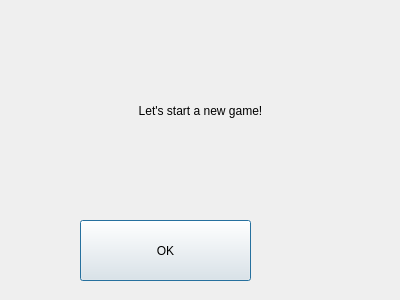
Above: startgamedialog.ui from NickinAction/Minesweeper before the change. Below: the same form after it.
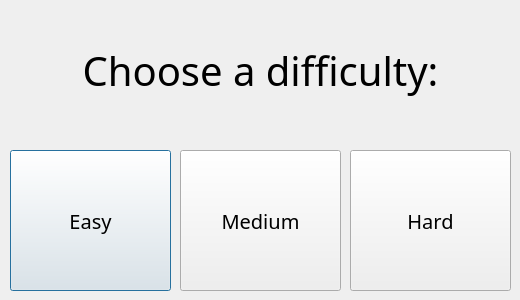
That is the form after the change.

Commit message: added "choose  difficulty"

Diff of the .ui file:
```diff
--- a/startgamedialog.ui
+++ b/startgamedialog.ui
@@ -6,7 +6,7 @@
    <rect>
     <x>0</x>
     <y>0</y>
-    <width>400</width>
+    <width>520</width>
     <height>300</height>
    </rect>
   </property>
@@ -16,32 +16,84 @@
   <widget class="QPushButton" name="okButton">
    <property name="geometry">
     <rect>
-     <x>80</x>
-     <y>220</y>
-     <width>171</width>
-     <height>61</height>
+     <x>10</x>
+     <y>150</y>
+     <width>161</width>
+     <height>141</height>
     </rect>
    </property>
+   <property name="font">
+    <font>
+     <family>Perpetua Titling MT</family>
+     <pointsize>15</pointsize>
+    </font>
+   </property>
    <property name="text">
-    <string>OK</string>
+    <string>Easy</string>
    </property>
   </widget>
   <widget class="QLabel" name="label">
    <property name="geometry">
     <rect>
-     <x>60</x>
-     <y>60</y>
-     <width>281</width>
-     <height>101</height>
+     <x>10</x>
+     <y>10</y>
+     <width>501</width>
+     <height>121</height>
     </rect>
    </property>
+   <property name="font">
+    <font>
+     <family>Perpetua Titling MT</family>
+     <pointsize>30</pointsize>
+     <weight>50</weight>
+     <bold>false</bold>
+    </font>
+   </property>
    <property name="text">
-    <string>Let's start a new game!</string>
+    <string>Choose a difficulty:</string>
    </property>
    <property name="alignment">
     <set>Qt::AlignCenter</set>
    </property>
   </widget>
+  <widget class="QPushButton" name="mediumButton">
+   <property name="geometry">
+    <rect>
+     <x>180</x>
+     <y>150</y>
+     <width>161</width>
+     <height>141</height>
+    </rect>
+   </property>
+   <property name="font">
+    <font>
+     <family>Perpetua Titling MT</family>
+     <pointsize>15</pointsize>
+    </font>
+   </property>
+   <property name="text">
+    <string>Medium</string>
+   </property>
+  </widget>
+  <widget class="QPushButton" name="hardButton">
+   <property name="geometry">
+    <rect>
+     <x>350</x>
+     <y>150</y>
+     <width>161</width>
+     <height>141</height>
+    </rect>
+   </property>
+   <property name="font">
+    <font>
+     <family>Perpetua Titling MT</family>
+     <pointsize>15</pointsize>
+    </font>
+   </property>
+   <property name="text">
+    <string>Hard</string>
+   </property>
+  </widget>
  </widget>
  <resources/>
  <connections/>
```
Left out of the diff: 2 changed lines with no effect on the pictures. The commit also changes 7 other files.
